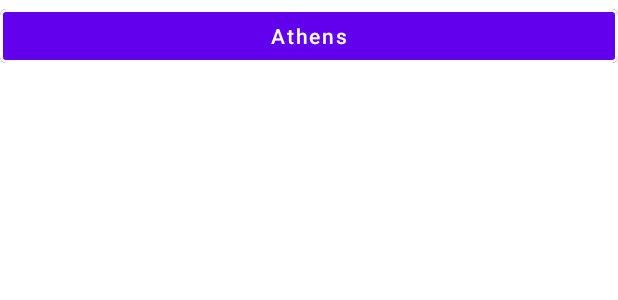
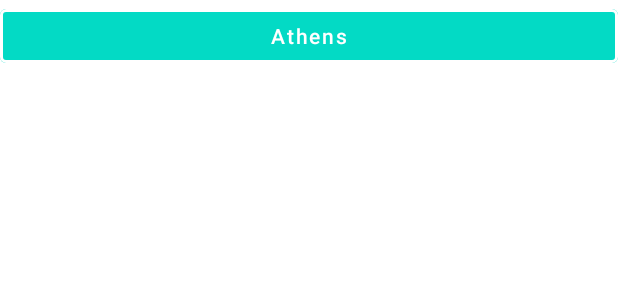
Before and after one commit to ziselos/AndroidLessonsPart2, an Android app: the layout holder_city.xml on its own in the app's theme, with its tools: preview values and no code run, on a phone screen of 412 x 824 dp. Shown: the top 300 px of the screen. Run offline under Robolectric (Android 15) with nearby library versions, the phone set to English and light mode, and no system bars; network calls fail.

```diff
--- a/app/src/main/java/com/example/androidlessonspart2/adapters/CityListAdapter.kt
+++ b/app/src/main/java/com/example/androidlessonspart2/adapters/CityListAdapter.kt
@@ -26,7 +26,7 @@ class CityListAdapter(private val onCityClickListener: (City) -> Unit) :
 
     override fun getItemCount(): Int = cityList.size
 
-    fun setList(list: ArrayList<City>) {
+    fun setList(list: List<City>) {
         cityList.clear()
         cityList.addAll(list)
     }
--- a/app/src/main/java/com/example/androidlessonspart2/api/APIInterface.kt
+++ b/app/src/main/java/com/example/androidlessonspart2/api/APIInterface.kt
@@ -4,6 +4,7 @@ import com.example.androidlessonspart2.models.api.NewsByCategoryResponse
 import com.example.androidlessonspart2.models.api.uiModels.disney.DisneyCharactersModel
 import com.example.androidlessonspart2.models.api.weather.LocationWeatherResponse
 import com.example.androidlessonspart2.models.api.weather.search.City
+import com.example.androidlessonspart2.models.api.weather.search.SearchCityResponse
 import retrofit2.Response
 import retrofit2.http.GET
 import retrofit2.http.Path
@@ -25,5 +26,5 @@ interface APIInterface {
 
     // search weather forecast
     @GET("api/location/search")
-    suspend fun getSearchLocationWeather(@Query("query") query: String): Response<List<City>>
+    suspend fun getSearchLocationWeather(@Query("query") query: String): Response<SearchCityResponse>
 }
--- a/app/src/main/res/layout/holder_city.xml
+++ b/app/src/main/res/layout/holder_city.xml
@@ -2,18 +2,19 @@
 <androidx.constraintlayout.widget.ConstraintLayout xmlns:android="http://schemas.android.com/apk/res/android"
     xmlns:app="http://schemas.android.com/apk/res-auto"
     android:layout_width="match_parent"
-    android:layout_height="wrap_content">
+    android:layout_height="wrap_content"
+    xmlns:tools="http://schemas.android.com/tools">
 
     <com.google.android.material.button.MaterialButton
         android:id="@+id/cityName"
         style="@style/Widget.MaterialComponents.Button.OutlinedButton"
         android:layout_width="match_parent"
         android:layout_height="wrap_content"
-        android:text="Athens"
+        tools:text="Athens"
         android:textAllCaps="false"
         android:textColor="@color/white"
         android:textSize="@dimen/common_text_size_fourteen"
-        app:backgroundTint="@color/purple_500"
+        app:backgroundTint="@color/teal_200"
         app:layout_constraintEnd_toEndOf="parent"
         app:layout_constraintStart_toStartOf="parent"
         app:layout_constraintTop_toTopOf="parent"
```
Also changed, not shown: app/src/main/java/com/example/androidlessonspart2/models/api/weather/search/SearchCityResponse.kt (added, +12 -0 lines), app/src/main/java/com/example/androidlessonspart2/models/api/weather/search/SearchCityResponseItem.kt (added, +13 -0 lines), app/src/main/java/com/example/androidlessonspart2/ui/activity/WeatherCitiesActivity.kt (+7 -4 lines), app/src/main/res/values/strings.xml (+9 -1 lines), 1 other file.
